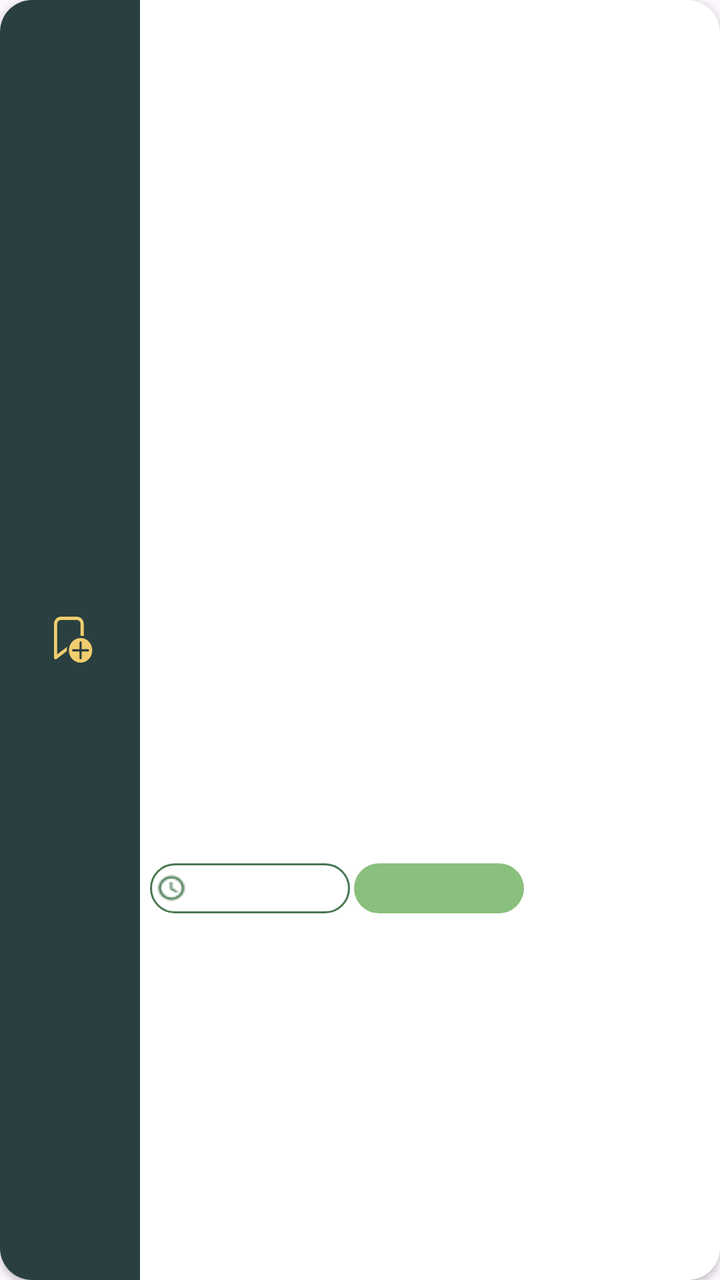
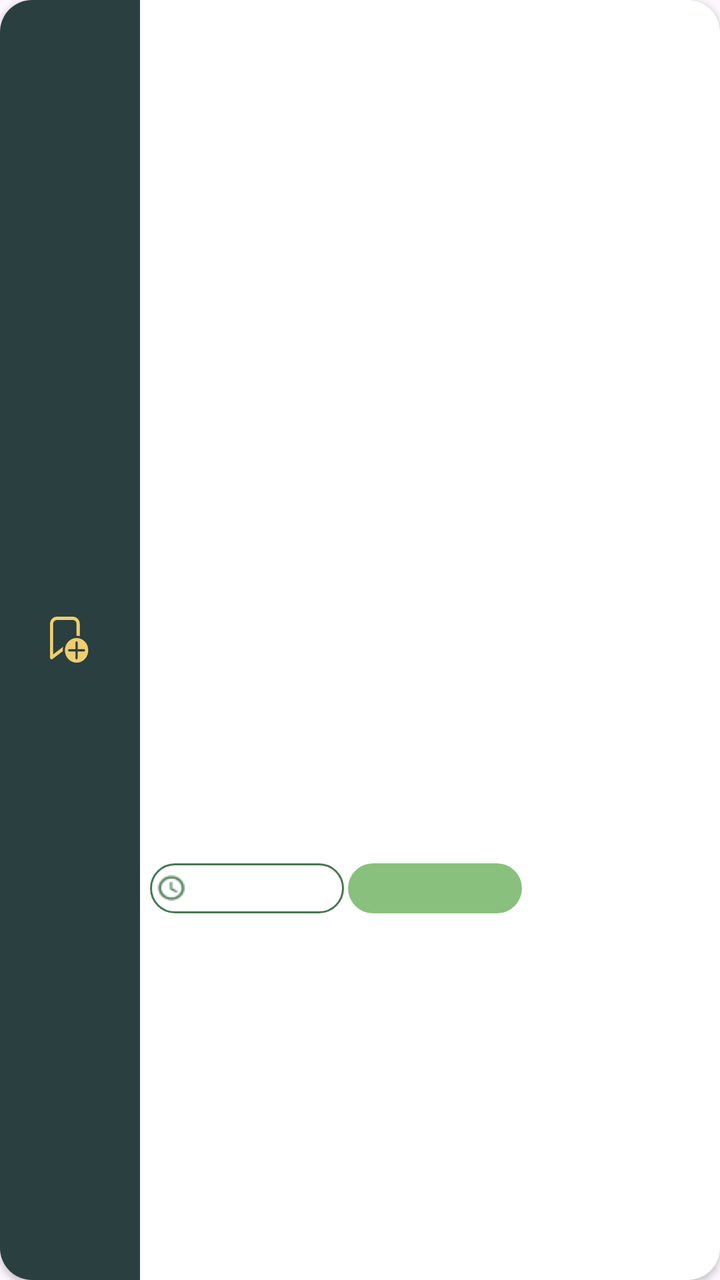

Compare the two renders of this Android layout. The source of the first and the diff that turns it into the second are given below.
<!-- AndroidManifest.xml: application theme Theme.SortItJSON -->
<!-- res/layout/item_choicedesign.xml -->
<com.google.android.material.card.MaterialCardView
    xmlns:android="http://schemas.android.com/apk/res/android"
    xmlns:app="http://schemas.android.com/apk/res-auto"
    android:layout_width="match_parent"
    android:layout_height="120dp"
    android:layout_margin="5dp"
    app:cardCornerRadius="16dp"
    app:cardElevation="2dp"
    app:strokeWidth="0dp"
    android:backgroundTint="@android:color/white">

    <LinearLayout
        android:layout_width="match_parent"
        android:layout_height="match_parent"
        android:orientation="horizontal">

        
        <LinearLayout
            android:layout_width="70dp"
            android:layout_height="match_parent"
            android:background="#2A3F3F"
            android:gravity="center_vertical">

            <ImageButton
                android:id="@+id/bookmark"
                android:layout_width="wrap_content"
                android:layout_height="wrap_content"
                android:layout_marginLeft="27dp"
                android:src="@drawable/notbookmark"
                android:background="@android:color/transparent"
                android:contentDescription="Bookmark" />

        </LinearLayout>

        
        <LinearLayout
            android:layout_width="0dp"
            android:layout_height="match_parent"
            android:layout_weight="2.5"
            android:orientation="vertical">

            <TextView
                android:id="@+id/title"
                android:layout_width="match_parent"
                android:layout_height="0dp"
                android:layout_weight="2"
                android:fontFamily="@font/montserrat_bold"
                android:gravity="center_vertical"
                android:padding="12dp"
                android:textColor="#467750"
                android:textSize="14sp" />

            <LinearLayout
                android:layout_width="match_parent"
                android:layout_height="0dp"
                android:layout_weight="1"
                android:orientation="horizontal">

                <LinearLayout
                    android:layout_width="100dp"
                    android:layout_height="wrap_content"
                    android:orientation="horizontal"
                    android:gravity="center_vertical"
                    android:background="@drawable/time_bg"
                    android:layout_marginLeft="5dp"
                    android:layout_marginBottom="5dp"
                    android:layout_marginTop="5dp"
                    android:padding="3dp">

                    <ImageView
                        android:layout_width="16dp"
                        android:layout_height="16dp"
                        android:src="@drawable/clock"
                        android:contentDescription="Clock Icon"
                        android:layout_marginEnd="4dp" />

                    <TextView
                        android:id="@+id/time"
                        android:layout_width="wrap_content"
                        android:layout_height="wrap_content"
                        android:textColor="#000000"
                        android:textSize="12sp"
                        android:fontFamily="@font/montserrat_semibold" />

                </LinearLayout>

                <LinearLayout
                    android:layout_width="85dp"
                    android:layout_height="wrap_content"
                    android:background="@drawable/difficulty_easy_bg"
                    android:layout_marginLeft="2dp"
                    android:layout_marginBottom="5dp"
                    android:layout_marginTop="5dp">

                    <TextView
                        android:id="@+id/difficulty"
                        android:layout_width="0dp"
                        android:layout_height="match_parent"
                        android:layout_weight="1"
                        android:padding="3dp"
                        android:gravity="center_horizontal"
                        android:textColor="#FFFFFF"
                        android:textSize="12sp"
                        android:fontFamily="@font/montserrat_semibold" />
                </LinearLayout>

            </LinearLayout>

        </LinearLayout>

        
        <ImageView
            android:id="@+id/image"
            android:layout_width="69dp"
            android:layout_height="match_parent"
            android:layout_weight="0.2"
            android:scaleType="centerCrop" />

    </LinearLayout>

</com.google.android.material.card.MaterialCardView>
<!-- resources referenced by this layout -->
<resources>
  <!-- drawable clock: png bitmap (drawable, 581 bytes) -->
  <!-- drawable difficulty_easy_bg (drawable) -->
  <?xml version="1.0" encoding="utf-8"?>
  <layer-list xmlns:android="http://schemas.android.com/apk/res/android">
  
      
      <item>
          <shape android:shape="rectangle">
  
              <solid android:color="#89C07E"/>
  
              
              <size android:height="25dp"/>
              <size android:width="74dp"/>
  
              <corners
                  android:topLeftRadius="50dp"
                  android:topRightRadius="50dp"
                  android:bottomLeftRadius="50dp"
                  android:bottomRightRadius="50dp"/>
  
          </shape>
      </item>
  
  </layer-list>
  <!-- drawable notbookmark (drawable) -->
  <vector xmlns:android="http://schemas.android.com/apk/res/android"
      android:width="20dp"
      android:height="23dp"
      android:viewportWidth="23"
      android:viewportHeight="25">
    <path
        android:pathData="M3.972,0C1.782,0 0,1.778 0,3.963V22.256C0,22.599 0.193,22.915 0.499,23.071C0.805,23.227 1.173,23.199 1.453,22.998L7.357,18.756C7.348,18.602 7.333,18.449 7.333,18.293C7.333,17.617 7.429,16.963 7.589,16.336L1.833,20.471V3.963C1.833,2.787 2.793,1.829 3.972,1.829H13.139C14.318,1.829 15.278,2.787 15.278,3.963V10.366C15.91,10.366 16.521,10.448 17.111,10.587V3.963C17.111,1.778 15.329,0 13.139,0H3.972ZM15.278,11.585C11.565,11.585 8.556,14.588 8.556,18.293C8.556,21.997 11.565,25 15.278,25C18.99,25 22,21.997 22,18.293C22,14.588 18.99,11.585 15.278,11.585ZM15.278,13.415C15.615,13.415 15.889,13.688 15.889,14.024V17.683H19.556C19.893,17.683 20.167,17.956 20.167,18.293C20.167,18.629 19.893,18.902 19.556,18.902H15.889V22.561C15.889,22.898 15.615,23.171 15.278,23.171C14.94,23.171 14.667,22.898 14.667,22.561V18.902H11C10.663,18.902 10.389,18.629 10.389,18.293C10.389,17.956 10.663,17.683 11,17.683H14.667V14.024C14.667,13.688 14.94,13.415 15.278,13.415Z"
        android:fillColor="#F0CD6E"/>
  </vector>
  <!-- drawable time_bg (drawable) -->
  <?xml version="1.0" encoding="utf-8"?>
  <layer-list xmlns:android="http://schemas.android.com/apk/res/android">
  
      
      <item>
          <shape android:shape="rectangle">
  
              <solid android:color="#FFFFFF"/>
  
              
              <stroke
                  android:width="1dp"
                  android:color="#467750"/>
  
              
              <size android:height="25dp"/>
              <size android:width="74dp"/>
  
              <corners
                  android:topLeftRadius="50dp"
                  android:topRightRadius="50dp"
                  android:bottomLeftRadius="50dp"
                  android:bottomRightRadius="50dp"/>
  
          </shape>
      </item>
  
  </layer-list>
  <style name="Theme.SortItJSON" parent="Base.Theme.SortItJSON" />
  <style name="Base.Theme.SortItJSON" parent="Theme.Material3.DayNight.NoActionBar">
          
          <item name="colorPrimary">@color/darkgreen</item>
      </style>
  <color name="darkgreen">#467750</color>
</resources>

<!-- the commit's change to res/layout/item_choicedesign.xml (unified diff, before → after) -->
@@ -25,7 +25,7 @@
                 android:id="@+id/bookmark"
                 android:layout_width="wrap_content"
                 android:layout_height="wrap_content"
-                android:layout_marginLeft="27dp"
+                android:padding="30dp"
                 android:src="@drawable/notbookmark"
                 android:background="@android:color/transparent"
                 android:contentDescription="Bookmark" />
@@ -57,7 +57,7 @@
                 android:orientation="horizontal">
 
                 <LinearLayout
-                    android:layout_width="100dp"
+                    android:layout_width="97dp"
                     android:layout_height="wrap_content"
                     android:orientation="horizontal"
                     android:gravity="center_vertical"
@@ -85,7 +85,7 @@
                 </LinearLayout>
 
                 <LinearLayout
-                    android:layout_width="85dp"
+                    android:layout_width="87dp"
                     android:layout_height="wrap_content"
                     android:background="@drawable/difficulty_easy_bg"
                     android:layout_marginLeft="2dp"
